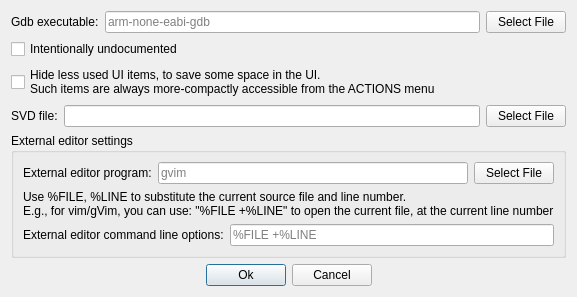
Old version of the form settings-dialog.ui in the repository stoyan-shopov/turbo.
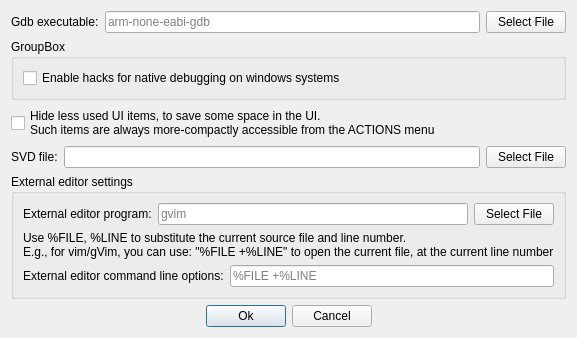
New version of the form.

Diff of the .ui file:
```diff
--- a/settings-dialog.ui
+++ b/settings-dialog.ui
@@ -7,7 +7,7 @@
     <x>0</x>
     <y>0</y>
     <width>526</width>
-    <height>288</height>
+    <height>321</height>
    </rect>
   </property>
   <property name="windowTitle">
@@ -40,10 +40,19 @@
     </layout>
    </item>
    <item>
+    <widget class="QGroupBox" name="groupBoxAdvancedSettings">
+     <property name="title">
+      <string>GroupBox</string>
+     </property>
+     <layout class="QVBoxLayout" name="verticalLayout_3">
+      <item>
     <widget class="QCheckBox" name="checkBoxEnableNativeDebugging">
      <property name="text">
-      <string>Intentionally undocumented</string>
-     </property>
+         <string>Enable hacks for native debugging on windows systems</string>
+        </property>
+       </widget>
+      </item>
+     </layout>
     </widget>
    </item>
    <item>
```
Lines whose indentation alone changed are shown as unchanged.
